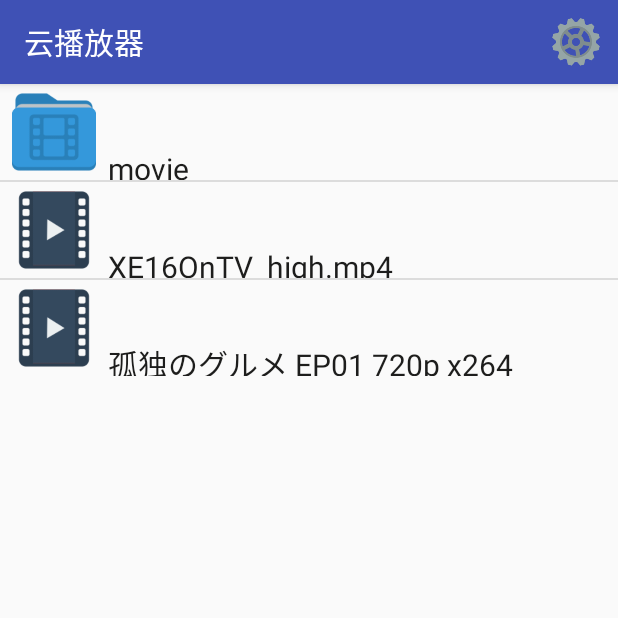
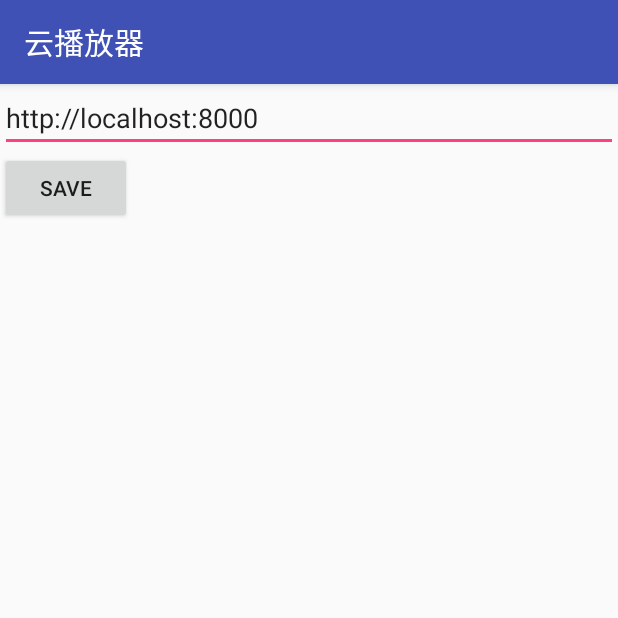
Before and after one commit to Ruikuan/MediaCloudClient, an Android app: the screen it shows after launch (MainActivity before the commit, Settings after it), after a tap on "设置", on a phone screen of 412 x 824 dp, the top half of it. Run offline under Robolectric (Android 15) with nearby library versions, the phone set to English and light mode, and no system bars.

Commit message:
file list well, navigate well.

```diff
--- a/app/build.gradle
+++ b/app/build.gradle
@@ -26,10 +26,10 @@ dependencies {
     androidTestCompile('com.android.support.test.espresso:espresso-core:2.2.2', {
         exclude group: 'com.android.support', module: 'support-annotations'
     })
+    compile "org.jetbrains.kotlin:kotlin-stdlib-jre7:$kotlin_version"
     compile 'com.android.support:appcompat-v7:23.4.0'
     compile 'com.android.support.constraint:constraint-layout:1.0.1'
     testCompile 'junit:junit:4.12'
-    compile "org.jetbrains.kotlin:kotlin-stdlib-jre7:$kotlin_version"
 }
 repositories {
     mavenCentral()
--- a/app/src/main/java/com/liruikuan/mediacloudclient/ConfigManager.kt
+++ b/app/src/main/java/com/liruikuan/mediacloudclient/ConfigManager.kt
@@ -5,10 +5,8 @@ import android.support.annotation.NonNull
 /**
  * Created by liruikuan on 2017/3/25.
  */
-class configManager {
+class ConfigManager {
     //todo: not set a magic string for test. need set to null.
-    private var currentServer: String? = "http://localhost:8000"
-
     fun loadServer(): String {
         if (currentServer == null) {
             currentServer = loadServerFromStore()
@@ -22,10 +20,14 @@ class configManager {
 
     fun saveServer(server: String) {
         currentServer = server
-        SaveServerToStore(server)
+        saveServerToStore(server)
     }
 
-    private fun SaveServerToStore(server: String) {
+    private fun saveServerToStore(server: String) {
         throw NotImplementedError("not finish yet")
     }
+
+    companion object {
+        var currentServer: String? = "http://localhost:8000"
+    }
 }
--- a/app/src/main/java/com/liruikuan/mediacloudclient/MainActivity.kt
+++ b/app/src/main/java/com/liruikuan/mediacloudclient/MainActivity.kt
@@ -1,17 +1,17 @@
 package com.liruikuan.mediacloudclient
 
 import android.content.Intent
+import android.net.Uri
 import android.support.v7.app.AppCompatActivity
 import android.os.Bundle
 import android.view.Menu
-import android.view.MenuInflater
 import android.view.MenuItem
-import android.view.View
-import android.widget.EditText
 import android.widget.SimpleAdapter
 import kotlinx.android.synthetic.main.activity_main.*
 
 class MainActivity : AppCompatActivity() {
+    private var configManager = ConfigManager()
+
     override fun onCreate(savedInstanceState: Bundle?) {
         super.onCreate(savedInstanceState)
         setContentView(R.layout.activity_main)
@@ -20,11 +20,44 @@ class MainActivity : AppCompatActivity() {
         listPathContents(path)
     }
 
-    fun sendMessage(view: View) {
-        val intent = Intent(this, DisplayMessageActivity::class.java)
-        val message = "test"
-        intent.putExtra(EXTRA_MESSAGE, message)
-        startActivity(intent)
+    private fun getIcon(fileInfo: MediaFileInfo): Int {
+        if (fileInfo.isDirectory) return R.drawable.folder
+        if (isMediaFile(fileInfo.name)) {
+            return R.drawable.movie
+        } else {
+            return R.drawable.file
+        }
+    }
+
+    private fun isMediaFile(fileName: String): Boolean {
+        var lowerName = fileName.toLowerCase()
+        return mediaFileTypeList.any { lowerName.endsWith(it) }
+    }
+
+    private var m_fileList: List<MediaFileInfo>? = null
+
+    private fun listPathContents(path: String?) {
+        var pathToList = "/"
+        if (path != null) {
+            pathToList = path
+        }
+        var fileList = ServiceManager().getFiles(pathToList)
+        m_fileList = fileList;
+        var source = fileList.map { hashMapOf("name" to it.name, "icon" to getIcon(it)) }
+        var adapter = SimpleAdapter(applicationContext, source, R.layout.file_item, arrayOf("name", "icon"), arrayOf(R.id.file_name, R.id.file_icon).toIntArray())
+        main_view.adapter = adapter
+        main_view.setOnItemClickListener { _, _, position, _ ->
+            run {
+                var fileInfo = m_fileList!![position]
+                if (fileInfo.isDirectory) {
+                    navigateTo(fileInfo.fileUrl)
+                } else {
+                    if (isMediaFile(fileInfo.name)) {
+                        playMedia(fileInfo.fileUrl)
+                    }
+                }
+            }
+        }
     }
 
     private fun navigateTo(path: String) {
@@ -33,28 +66,11 @@ class MainActivity : AppCompatActivity() {
         startActivity(intent)
     }
 
-    private fun getIcon(fileInfo: MediaFileInfo): Int {
-        if (fileInfo.isDirectory) return R.drawable.folder
-        var lowName = fileInfo.name.toLowerCase()
-        if (mediaFileTypeList.any { lowName.endsWith(it) }) {
-            return R.drawable.movie
-        } else {
-            return R.drawable.file
-        }
-    }
-
-    private var fileMap: Map<String, MediaFileInfo>? = null
-
-    private fun listPathContents(path: String?) {
-        var pathToList = "/"
-        if (path != null) {
-            pathToList = path
-        }
-        var fileList = ServiceManager().getFiles(pathToList)
-        fileMap = fileList.associateBy({ it.name }, { it })
-        var source = fileList.map { hashMapOf("name" to it.name, "icon" to getIcon(it)) }
-        var adapter = SimpleAdapter(applicationContext, source, R.layout.file_item, arrayOf("name", "icon"), arrayOf(R.id.file_name, R.id.file_icon).toIntArray())
-        main_view.adapter = adapter
+    private fun playMedia(url: String) {
+        var fullUrl = configManager.loadServer() + url
+        var intent = Intent(Intent.ACTION_VIEW)
+        intent.setDataAndType(Uri.parse(fullUrl), "video/*")
+        startActivity(intent)
     }
 
     override fun onCreateOptionsMenu(menu: Menu): Boolean {
@@ -68,20 +84,19 @@ class MainActivity : AppCompatActivity() {
         // 处理动作按钮的点击事件
         when (item.itemId) {
             R.id.action_settings -> {
-                //openSettings();
-                setText("setting")
+                openSettings()
                 return true
             }
             else -> return super.onOptionsItemSelected(item)
         }
     }
 
-    private fun setText(text: String) {
-
+    private fun openSettings() {
+        val intent = Intent(this, Settings::class.java)
+        startActivity(intent)
     }
 
     companion object {
-        val EXTRA_MESSAGE = "com.liruikuan.mediaCloudClient.MESSAGE"
         var EXTRA_PATH = "com.liruikuan.mediaCloudClient.PATH"
         var mediaFileTypeList = listOf(".mp4", ".mkv", ".flv", ".mov", ".wmv", ".asf")
     }
--- a/app/src/main/java/com/liruikuan/mediacloudclient/ServiceManager.kt
+++ b/app/src/main/java/com/liruikuan/mediacloudclient/ServiceManager.kt
@@ -6,10 +6,18 @@ package com.liruikuan.mediacloudclient
 
 class ServiceManager {
     fun getFiles(path: String): List<MediaFileInfo> {
-        var list = mutableListOf<MediaFileInfo>()
-        list.add(MediaFileInfo("movie",true,0L,"/movie/movie"))
-        list.add(MediaFileInfo("XE16OnTV_high.mp4",false,600L,"/movie/XE16OnTV_high.mp4"))
-        list.add(MediaFileInfo("孤独のグルメ EP01 720p x264 AAC-NGB.mkv",false,600L,"/movie/孤独のグルメ EP01 720p x264 AAC-NGB.mkv"))
-        return list
+        if(path == "/") {
+            var list = mutableListOf<MediaFileInfo>()
+            list.add(MediaFileInfo("movie", true, 0L, "/movie/movie"))
+            list.add(MediaFileInfo("XE16OnTV_high.mp4", false, 600L, "/movie/XE16OnTV_high.mp4"))
+            return list
+        }else
+        {
+            var list = mutableListOf<MediaFileInfo>()
+            list.add(MediaFileInfo("movie", true, 0L, "/movie/movie"))
+            list.add(MediaFileInfo("XE16OnTV_high.mp4", false, 600L, "/movie/XE16OnTV_high.mp4"))
+            list.add(MediaFileInfo("孤独のグルメ EP01 720p x264 AAC-NGB.mkv", false, 600L, "/movie/孤独のグルメ EP01 720p x264 AAC-NGB.mkv"))
+            return list
+        }
     }
 }
--- /dev/null
+++ b/app/src/main/java/com/liruikuan/mediacloudclient/Settings.kt
@@ -0,0 +1,19 @@
+package com.liruikuan.mediacloudclient
+
+import android.support.v7.app.AppCompatActivity
+import android.os.Bundle
+import android.view.View
+import kotlinx.android.synthetic.main.activity_settings.*
+
+class Settings : AppCompatActivity() {
+
+    private var configManager = ConfigManager()
+
+    override fun onCreate(savedInstanceState: Bundle?) {
+        super.onCreate(savedInstanceState)
+        setContentView(R.layout.activity_settings)
+        edit_server.text.insert(0, configManager.loadServer())
+    }
+
+    fun saveServer(view: View) = configManager.saveServer(edit_server.text.toString())
+}
--- a/app/src/main/res/layout/activity_main.xml
+++ b/app/src/main/res/layout/activity_main.xml
@@ -10,7 +10,7 @@
     tools:showIn="@layout/activity_main">
 
     <ListView
-        android:layout_width="wrap_content"
+        android:layout_width="match_parent"
         android:layout_height="wrap_content"
         android:id="@+id/main_view">
     </ListView>
--- /dev/null
+++ b/app/src/main/res/layout/activity_settings.xml
@@ -0,0 +1,17 @@
+<?xml version="1.0" encoding="utf-8"?>
+<LinearLayout xmlns:android="http://schemas.android.com/apk/res/android"
+    xmlns:tools="http://schemas.android.com/tools"
+    android:layout_width="match_parent"
+    android:layout_height="match_parent"
+    tools:context="com.liruikuan.mediacloudclient.Settings"
+    android:orientation="vertical">
+    <EditText
+        android:id="@+id/edit_server"
+        android:layout_width="match_parent"
+        android:layout_height="wrap_content" />
+    <Button
+        android:layout_width="wrap_content"
+        android:layout_height="wrap_content"
+        android:onClick="saveServer"
+        android:text="Save"/>
+</LinearLayout>
--- a/app/src/main/res/layout/file_item.xml
+++ b/app/src/main/res/layout/file_item.xml
@@ -10,7 +10,7 @@
         android:paddingLeft="8dp" />
     <TextView
         android:id="@+id/file_name"
-        android:layout_width="wrap_content"
+        android:layout_width="match_parent"
         android:layout_height="wrap_content"
         android:paddingLeft="8dp"
         android:textColor="#1D1D1C"
```
Also changed, not shown: app/src/main/AndroidManifest.xml (+9 -2 lines), app/src/main/java/com/liruikuan/mediacloudclient/DisplayMessageActivity.kt (deleted, +0 -20 lines).
